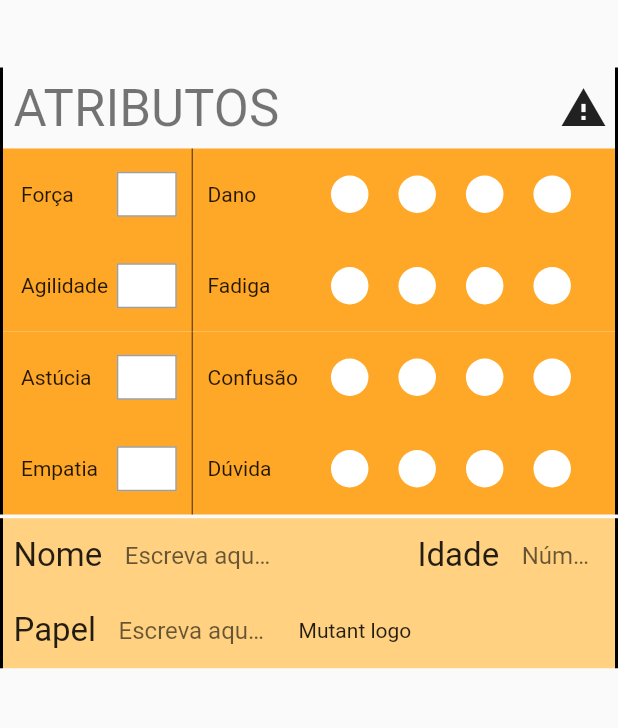
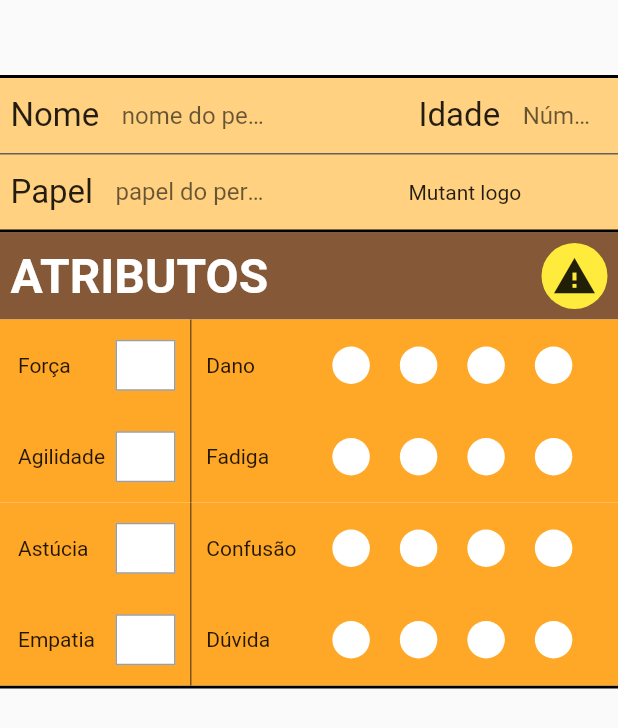
Before and after one commit to murilinhoPs/ficha_mutante_ano_zero, a Flutter app: the screen it shows after launch, on a phone screen of 412 x 824 dp. Shown: the top 728 px of the screen. Run offline on Flutter 3.47's test engine with Material 2 defaults, Android fonts, the phone set to English and light mode, and no system bars.

Commit message:
Separate basics info in another widget

```diff
--- a/lib/app/app_widget.dart
+++ b/lib/app/app_widget.dart
@@ -12,8 +12,10 @@ class AppWidget extends StatelessWidget {
         primarySwatch: Colors.amber,
         visualDensity: VisualDensity.adaptivePlatformDensity,
       ),
-      home: PageView(
-        controller: _pageController,
+      home: Scaffold(
+        body: Padding(
+          padding: EdgeInsets.only(top: 50.0),
+          child: ListView(
             scrollDirection: Axis.vertical,
             children: [
               FirstPage(),
@@ -21,6 +23,8 @@ class AppWidget extends StatelessWidget {
               Container(color: Colors.lightGreen)
             ],
           ),
+        ),
+      ),
     );
   }
 }
--- a/lib/app/modules/firstPage/first_page.dart
+++ b/lib/app/modules/firstPage/first_page.dart
@@ -1,110 +1,17 @@
 import 'package:flutter/material.dart';
 import 'package:flutter/rendering.dart';
 import 'package:pdf_mutant/app/modules/firstPage/wdigets/atributes.dart';
+import 'package:pdf_mutant/app/modules/firstPage/wdigets/name_basics.dart';
 import 'package:pdf_mutant/app/widgets/box_container.dart';
 
 class FirstPage extends StatelessWidget {
   @override
   Widget build(BuildContext context) {
-    return Scaffold(
-      body: Container(
-        margin: EdgeInsets.only(top: 45.0),
-        child: Column(
-          children: [
-            Atributes(),
-            Container(
-              color: Colors.orangeAccent[100],
-              margin: const EdgeInsets.only(top: 2.5),
-              child: BoxContainer(
-                child: Padding(
-                  padding: const EdgeInsets.only(left: 7.0, right: 7.0),
-                  child: Column(
-                    children: [
-                      Row(
-                        mainAxisSize: MainAxisSize.max,
-                        mainAxisAlignment: MainAxisAlignment.start,
-                        children: [
-                          Expanded(
-                            flex: 2,
-                            child: Row(
-                              children: [
-                                Text(
-                                  "Nome",
-                                  style: TextStyle(fontSize: 22.0),
-                                ),
-                                Container(
-                                  margin: EdgeInsets.only(left: 15.0),
-                                  alignment: Alignment.centerRight,
-                                  height: 50.0,
-                                  width: 100.0,
-                                  child: TextField(
-                                    cursorColor: Colors.black,
-                                    decoration: InputDecoration(
-                                        hintText: 'Escreva aqui...',
-                                        border: InputBorder.none),
-                                  ),
-                                ),
-                              ],
-                            ),
-                          ),
-                          SizedBox(width: 20.0),
-                          Expanded(
-                            flex: 1,
-                            child: Row(
-                              children: [
-                                Text(
-                                  "Idade",
-                                  style: TextStyle(fontSize: 22.0),
-                                ),
-                                Container(
-                                  margin: EdgeInsets.only(left: 15.0),
-                                  alignment: Alignment.centerRight,
-                                  height: 50.0,
-                                  width: 50.0,
-                                  child: TextField(
-                                    cursorColor: Colors.black,
-                                    decoration: InputDecoration(
-                                        hintText: 'Número',
-                                        border: InputBorder.none),
-                                  ),
-                                ),
-                              ],
-                            ),
-                          ),
-                        ],
-                      ),
-                      Row(
-                        mainAxisSize: MainAxisSize.max,
-                        mainAxisAlignment: MainAxisAlignment.start,
-                        children: [
-                          Text(
-                            "Papel",
-                            style: TextStyle(fontSize: 22.0),
-                          ),
-                          Container(
-                            margin: EdgeInsets.only(left: 15.0),
-                            alignment: Alignment.centerRight,
-                            height: 50.0,
-                            width: 100.0,
-                            child: TextField(
-                              cursorColor: Colors.black,
-                              decoration: InputDecoration(
-                                  hintText: 'Escreva aqui...',
-                                  border: InputBorder.none),
-                            ),
-                          ),
-                          SizedBox(width: 20.0),
-                          Text("Mutant logo")
-                        ],
-                      ),
-                    ],
-                  ),
-                ),
-              ),
-            ),
-          ],
-        ),
-      ),
+    return Column(
+      children: [
+        BasicInfos(),
+        Atributes(),
+      ],
     );
   }
 }
--- a/lib/app/modules/firstPage/wdigets/atributes.dart
+++ b/lib/app/modules/firstPage/wdigets/atributes.dart
@@ -1,14 +1,17 @@
 import 'package:flutter/material.dart';
 import 'package:pdf_mutant/app/widgets/box_container.dart';
-import 'package:pdf_mutant/app/widgets/trauma_mark.dart';
+import 'package:pdf_mutant/app/widgets/circle_mark.dart';
 
 class Atributes extends StatelessWidget {
   @override
   Widget build(BuildContext context) {
     return BoxContainer(
+      bottom: myDefaultBorder,
       child: Column(
         children: [
-          Row(
+          Container(
+            color: Color(0xff784622).withOpacity(0.9),
+            child: Row(
               mainAxisSize: MainAxisSize.max,
               mainAxisAlignment: MainAxisAlignment.spaceBetween,
               children: [
@@ -16,14 +19,26 @@ class Atributes extends StatelessWidget {
                   padding: const EdgeInsets.all(7.0),
                   child: Text(
                     'ATRIBUTOS',
-                  style: Theme.of(context).textTheme.headline4,
+                    style: TextStyle(
+                        fontSize: 32,
+                        color: Colors.white,
+                        fontWeight: FontWeight.bold),
                   ),
                 ),
-              Padding(
-                padding: const EdgeInsets.all(5.0),
-                child: Icon(Icons.warning, size: 32.0),
+                Container(
+                  margin: const EdgeInsets.all(7.0),
+                  decoration: BoxDecoration(
+                    borderRadius: BorderRadius.circular(25.0),
+                    color: Colors.yellow,
+                  ),
+                  padding: const EdgeInsets.all(7.0),
+                  child: Icon(
+                    Icons.warning,
+                    size: 30.0,
+                  ),
                 ),
               ],
+            ),
           ),
           atributo(nome: 'Força', efeito: 'Dano'),
           atributo(nome: 'Agilidade', efeito: 'Fadiga'),
@@ -51,13 +66,14 @@ class Atributes extends StatelessWidget {
                   Text(nome),
                   Container(
                     alignment: Alignment.centerRight,
-                    height: 30.0,
+                    height: 34.0,
                     width: 40.0,
                     color: Colors.white,
                     child: TextField(
                       cursorColor: Colors.black,
                       decoration: InputDecoration(
                         fillColor: Colors.cyan,
+                        contentPadding: const EdgeInsets.all(5.0),
                         border: OutlineInputBorder(
                           borderRadius: BorderRadius.zero,
                           borderSide: BorderSide(color: Colors.black87),
@@ -98,10 +114,10 @@ class Atributes extends StatelessWidget {
               mainAxisSize: MainAxisSize.max,
               mainAxisAlignment: MainAxisAlignment.center,
               children: [
-                TraumaMark(),
-                TraumaMark(),
-                TraumaMark(),
-                TraumaMark()
+                CircleMark(),
+                CircleMark(),
+                CircleMark(),
+                CircleMark()
               ],
             ),
           )
--- /dev/null
+++ b/lib/app/modules/firstPage/wdigets/name_basics.dart
@@ -0,0 +1,103 @@
+import 'package:flutter/material.dart';
+import 'package:pdf_mutant/app/widgets/box_container.dart';
+
+class BasicInfos extends StatelessWidget {
+  @override
+  Widget build(BuildContext context) {
+    return Container(
+      color: Colors.orangeAccent[100],
+      child: BoxContainer(
+        top: myDefaultBorder,
+        bottom: myDefaultBorder,
+        child: Column(
+          children: [
+            nameAge(),
+            BoxContainer(
+              top: BorderSide(color: Colors.grey[700], width: 1.0),
+              child: role(),
+            ),
+          ],
+        ),
+      ),
+    );
+  }
+
+  Widget nameAge() {
+    return Padding(
+      padding: const EdgeInsets.only(left: 7.0, right: 7.0),
+      child: Row(
+        mainAxisSize: MainAxisSize.max,
+        mainAxisAlignment: MainAxisAlignment.start,
+        children: [
+          Expanded(
+            flex: 2,
+            child: Row(
+              children: [
+                inputTitle("Nome"),
+                customInput(100.0, "nome do personagem")
+              ],
+            ),
+          ),
+          SizedBox(width: 20.0),
+          Expanded(
+            flex: 1,
+            child: Row(
+              children: [
+                inputTitle("Idade"),
+                customInput(50.0, 'Número'),
+              ],
+            ),
+          ),
+        ],
+      ),
+    );
+  }
+
+  Widget role() {
+    return Padding(
+      padding: const EdgeInsets.only(left: 7.0, right: 7.0),
+      child: Row(
+        mainAxisSize: MainAxisSize.min,
+        mainAxisAlignment: MainAxisAlignment.start,
+        children: [
+          Expanded(
+            flex: 2,
+            child: Row(
+              children: [
+                inputTitle("Papel"),
+                customInput(100.0, "papel do personagem"),
+              ],
+            ),
+          ),
+          Expanded(
+            flex: 1,
+            child: Text("Mutant logo"),
+          ),
+        ],
+      ),
+    );
+  }
+
+  Widget inputTitle(String name) {
+    return Text(
+      name,
+      style: TextStyle(fontSize: 22.0),
+    );
+  }
+
+  Widget customInput(double width, String hintText) {
+    return Container(
+      margin: EdgeInsets.only(left: 15.0),
+      alignment: Alignment.centerRight,
+      height: 50.0,
+      width: width,
+      child: TextField(
+        cursorColor: Colors.black,
+        decoration: InputDecoration(
+          hintText: hintText,
+          border: InputBorder.none,
+        ),
+      ),
+    );
+  }
+}
--- a/lib/app/widgets/box_container.dart
+++ b/lib/app/widgets/box_container.dart
@@ -1,19 +1,38 @@
 import 'package:flutter/material.dart';
+
+const myDefaultBorder =
+    BorderSide(color: Colors.black, width: 2.0, style: BorderStyle.solid);
 
 class BoxContainer extends StatelessWidget {
   final Widget child;
+  final BorderSide top;
+  final BorderSide bottom;
+  final BorderSide left;
+  final BorderSide right;
+  final BorderSide all;
 
-  const BoxContainer({Key key, this.child}) : super(key: key);
+  const BoxContainer({
+    Key key,
+    @required this.child,
+    this.top = BorderSide.none,
+    this.bottom = BorderSide.none,
+    this.left = BorderSide.none,
+    this.right = BorderSide.none,
+    this.all,
+  }) : super(key: key);
 
   @override
   Widget build(BuildContext context) {
     return Container(
+      child: child,
       decoration: BoxDecoration(
-        border: Border.symmetric(
-          vertical: BorderSide(color: Colors.black, width: 2.0),
+        border: Border(
+          top: all ?? top,
+          bottom: all ?? bottom,
+          left: all ?? left,
+          right: all ?? right,
         ),
       ),
-      child: child,
     );
   }
 }
--- a/lib/app/widgets/trauma_mark.dart
+++ b/lib/app/widgets/circle_mark.dart
@@ -1,13 +1,13 @@
 import 'package:flutter/material.dart';
 
-class TraumaMark extends StatefulWidget {
-  TraumaMark({Key key}) : super(key: key);
+class CircleMark extends StatefulWidget {
+  CircleMark({Key key}) : super(key: key);
 
   @override
-  _TraumaMarkState createState() => _TraumaMarkState();
+  _CircleMarkState createState() => _CircleMarkState();
 }
 
-class _TraumaMarkState extends State<TraumaMark> {
+class _CircleMarkState extends State<CircleMark> {
   bool clicked = false;
 
   @override
```
Lines whose indentation alone changed are shown as unchanged.
